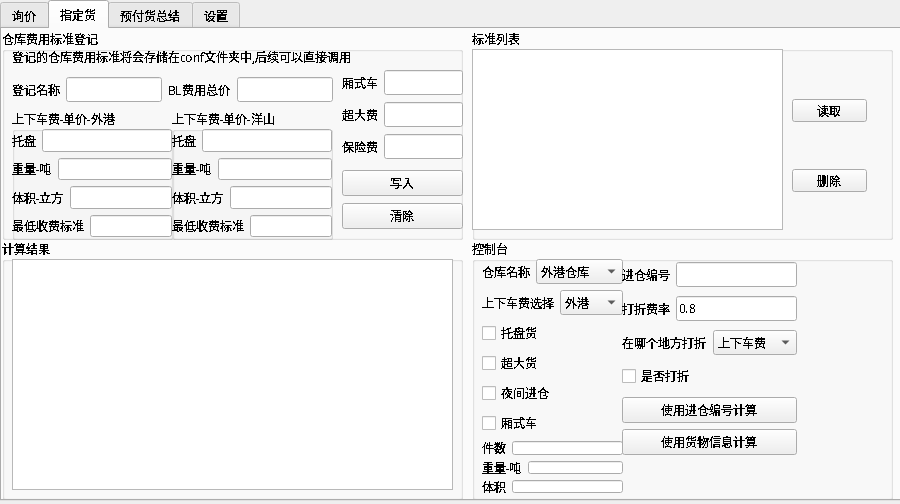
Above: Ui/untitled.ui from jerryliang122-vast/working-CIF-service before the change. Below: the same form after it.
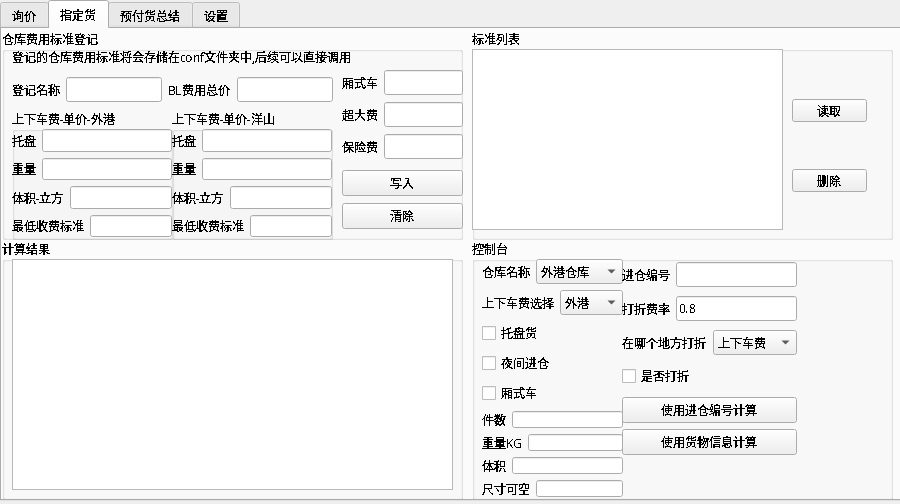
That is the form after the change. The open tabs and pages were chosen to show the change.

Commit message: 修复了UI界面的一些错误，并更新了'requirements.txt'，调整了仓库网页抓取逻辑

Patch:
```diff
--- a/Ui/untitled.ui
+++ b/Ui/untitled.ui
@@ -948,7 +948,7 @@
           <item>
            <widget class="QLabel" name="label_21">
             <property name="text">
-             <string>重量-吨</string>
+             <string>重量</string>
             </property>
            </widget>
           </item>
@@ -1029,7 +1029,7 @@
           <item>
            <widget class="QLabel" name="label_25">
             <property name="text">
-             <string>重量-吨</string>
+             <string>重量</string>
             </property>
            </widget>
           </item>
@@ -1280,7 +1280,7 @@
         <x>10</x>
         <y>20</y>
         <width>141</width>
-        <height>234</height>
+        <height>238</height>
        </rect>
       </property>
       <layout class="QVBoxLayout" name="verticalLayout_4">
@@ -1347,13 +1347,6 @@
          </property>
         </widget>
        </item>
-       <item>
-        <widget class="QCheckBox" name="cfs_ows">
-         <property name="text">
-          <string>超大货</string>
-         </property>
-        </widget>
-       </item>
        <item>
         <widget class="QCheckBox" name="cfs_night_in">
          <property name="text">
@@ -1389,7 +1382,7 @@
            <item>
             <widget class="QLabel" name="label_37">
              <property name="text">
-              <string>重量-吨</string>
+              <string>重量KG</string>
              </property>
             </widget>
            </item>
@@ -1412,6 +1405,20 @@
            </item>
           </layout>
          </item>
+         <item>
+          <layout class="QHBoxLayout" name="horizontalLayout_41">
+           <item>
+            <widget class="QLabel" name="label_39">
+             <property name="text">
+              <string>尺寸可空</string>
+             </property>
+            </widget>
+           </item>
+           <item>
+            <widget class="QLineEdit" name="cargo_dims"/>
+           </item>
+          </layout>
+         </item>
         </layout>
        </item>
       </layout>
```
The commit also changes 5 other files.
